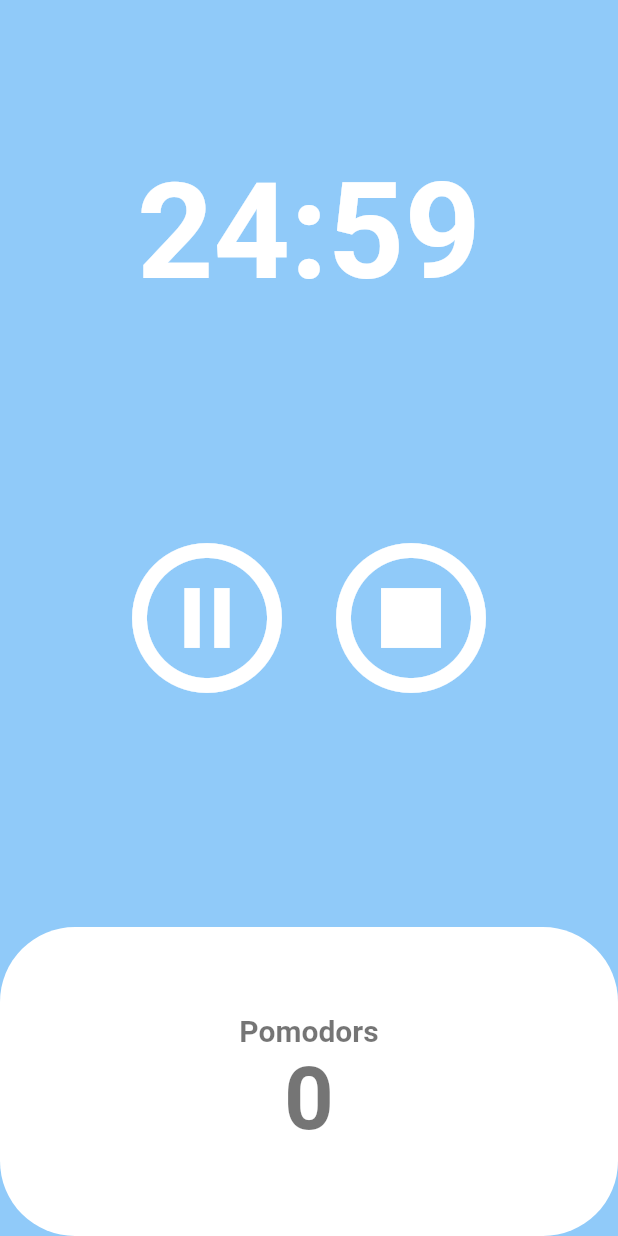
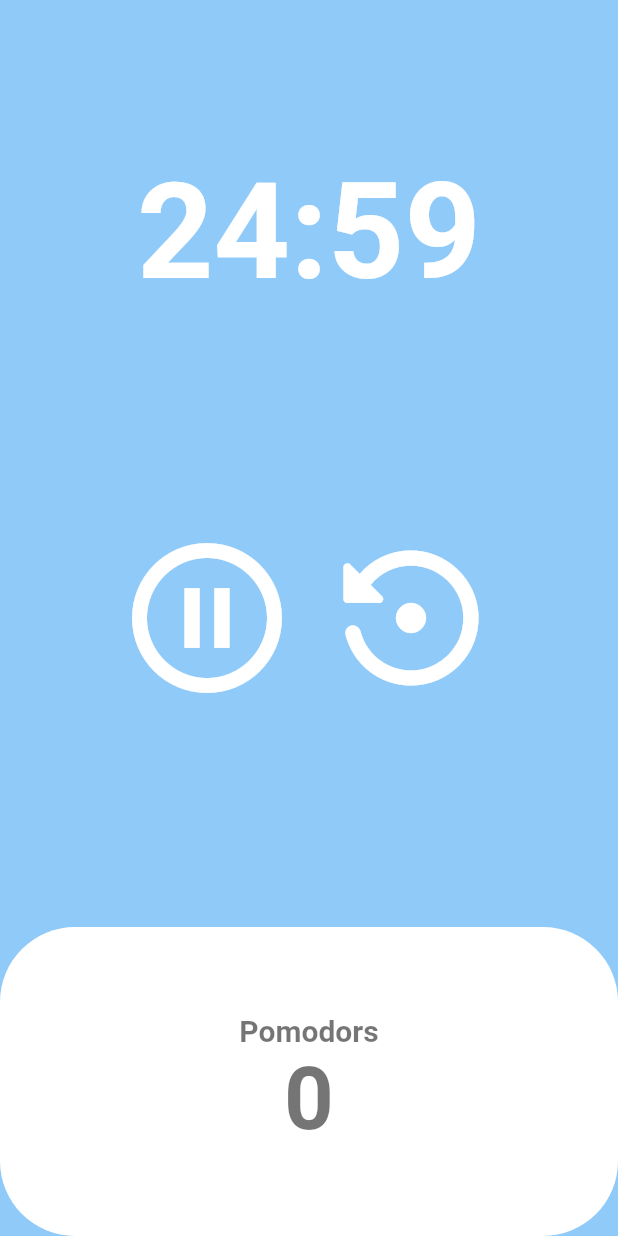
Before and after one commit to LSapee/toonflix, a Flutter app: the HomeScreen screen opened directly, after a tap on the "play circle outline" icon, on a phone screen of 412 x 824 dp. Run offline on Flutter 3.47's test engine with Material 2 defaults, Android fonts, the phone set to English and light mode, and no system bars.

Commit message:
5장 POMODORO APP Code Challenge 까지

```diff
--- a/lib/screens/home_screen.dart
+++ b/lib/screens/home_screen.dart
@@ -103,7 +103,14 @@ class _HomeScreenState extends State<HomeScreen> {
                       iconSize: 120,
                       color: Theme.of(context).cardColor,
                       onPressed: resetTime,
-                      icon: Icon(Icons.stop_circle_outlined),
+                      icon: Icon(Icons.settings_backup_restore_rounded),
+                    ),
+                  if (!isRunning && totalSeconds != 1500)
+                    IconButton(
+                      iconSize: 120,
+                      color: Theme.of(context).cardColor,
+                      onPressed: resetTime,
+                      icon: Icon(Icons.settings_backup_restore_rounded),
                     ),
                 ],
               ),
```
